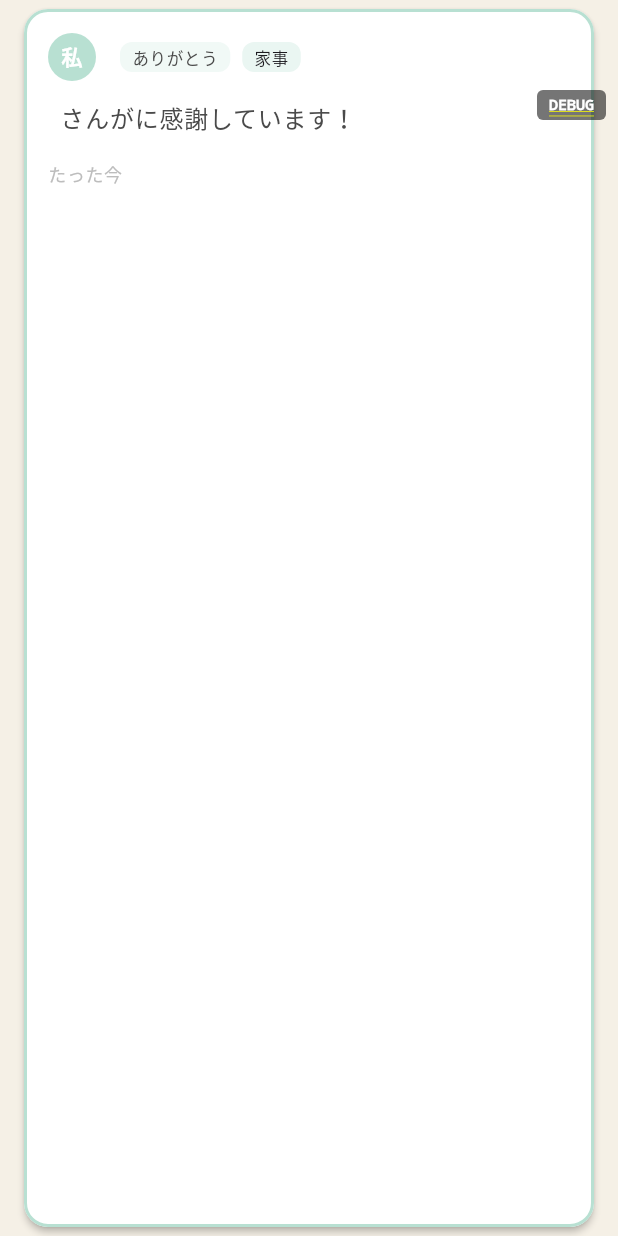
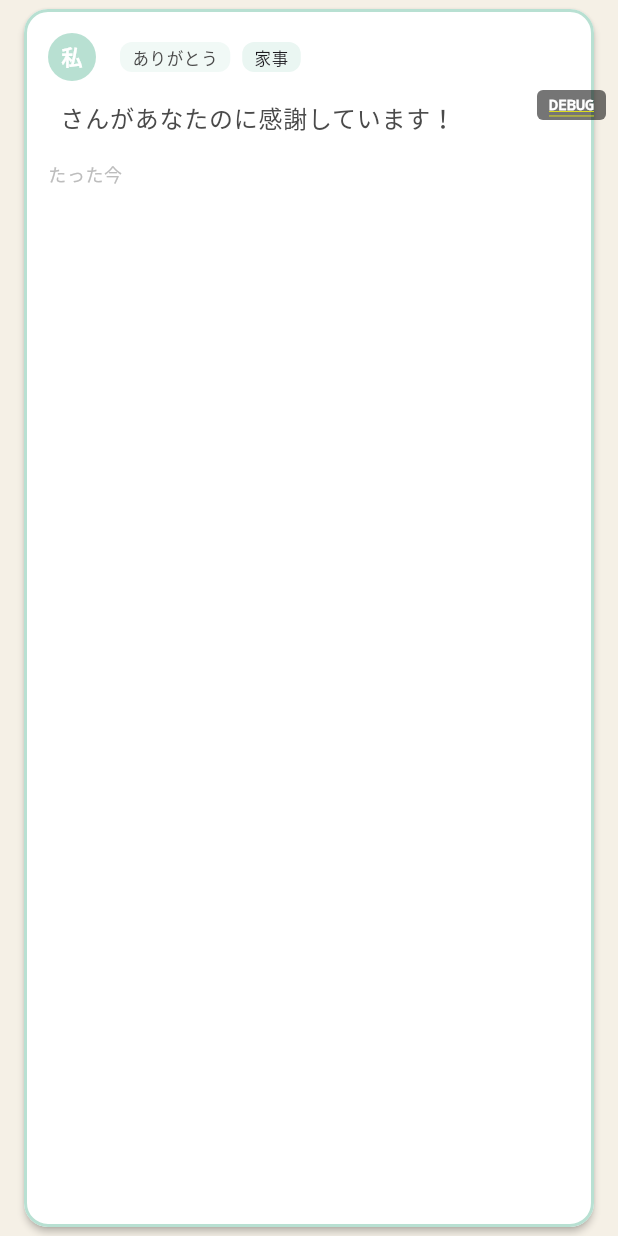
Before and after one commit to yhomas/cupple, a Flutter app: the _CardTile widget shown alone on an empty page, opened directly with empty values, on a phone screen of 412 x 824 dp. Run offline on Flutter 3.47's test engine with Material 3 defaults, Android fonts, the phone set to English and light mode, and no system bars; our stand-ins replace cloud_firestore, firebase_auth, firebase_core, flutter_riverpod, go_router, google_fonts and 1 more; accounts and stored records are empty; generated files the repository leaves out were written again; network calls fail.

Commit message:
Add 'あなたの' back to thank you card message

```diff
--- a/lib/features/cards/presentation/timeline_screen.dart
+++ b/lib/features/cards/presentation/timeline_screen.dart
@@ -225,7 +225,7 @@ class _CardTile extends ConsumerWidget {
                   Expanded(
                     child: Text(
                       card.type == CardType.thankYou
-                          ? '${card.senderName ?? "パートナー"}さんが${card.content}に感謝しています！'
+                          ? '${card.senderName ?? "パートナー"}さんがあなたの${card.content}に感謝しています！'
                           : '${card.senderName ?? "パートナー"}さんが${card.content}をしました！',
                       style: theme.textTheme.bodyLarge,
                     ),
```
Also changed, not shown: 1 other file.
